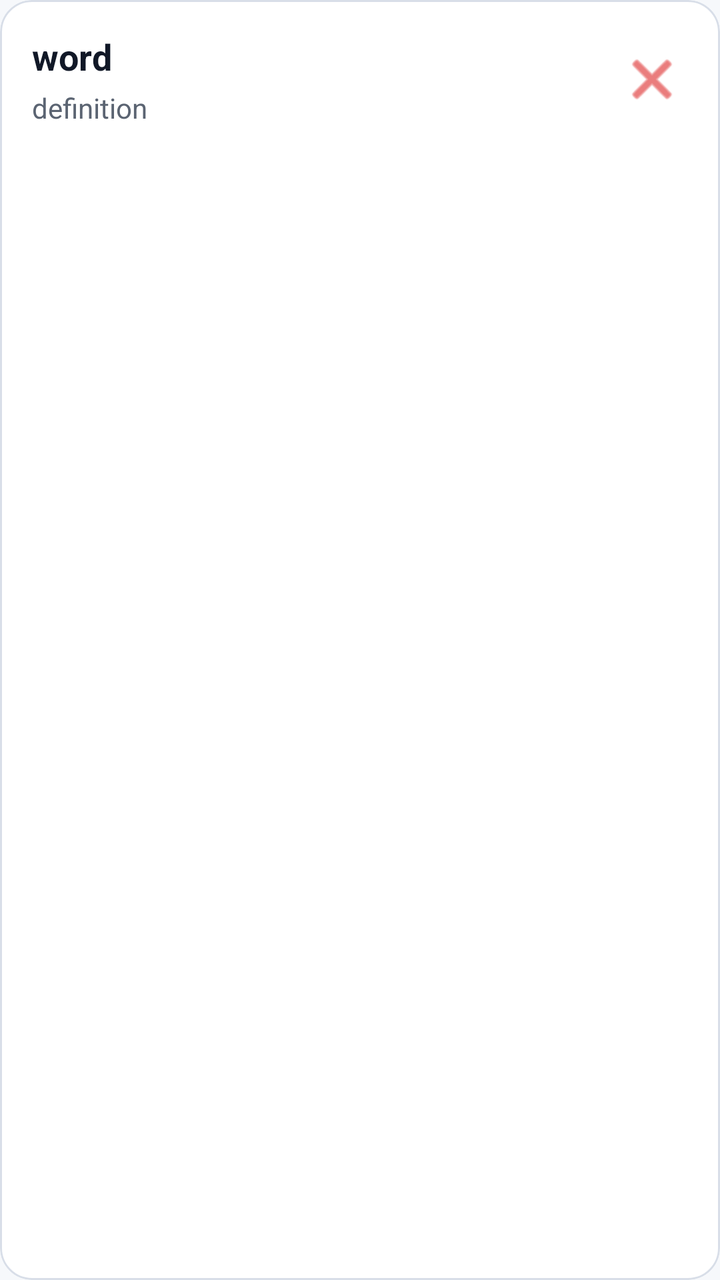
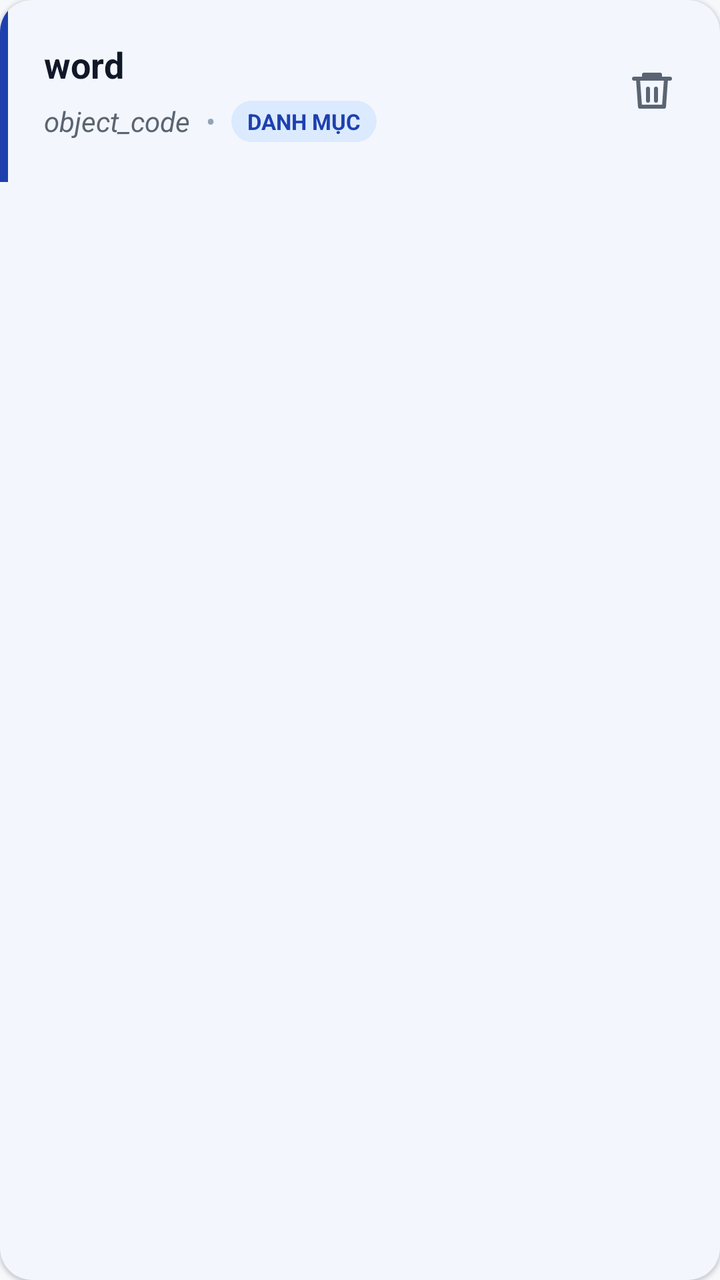

The first picture is an Android layout as it rendered before a commit; the second is the same layout after the commit. The layout source and the unified diff follow.
<!-- AndroidManifest.xml: application theme Theme.ObjectLanguage -->
<!-- res/layout/item_collection_word.xml -->
<?xml version="1.0" encoding="utf-8"?>
<com.google.android.material.card.MaterialCardView
    xmlns:android="http://schemas.android.com/apk/res/android"
    xmlns:app="http://schemas.android.com/apk/res-auto"
    android:layout_width="match_parent"
    android:layout_height="wrap_content"
    android:layout_marginBottom="10dp"
    app:cardBackgroundColor="@color/surface"
    app:cardCornerRadius="16dp"
    app:cardElevation="0dp"
    app:strokeWidth="1dp"
    app:strokeColor="@color/divider">

    <LinearLayout
        android:layout_width="match_parent"
        android:layout_height="wrap_content"
        android:orientation="horizontal"
        android:padding="16dp"
        android:gravity="center_vertical">

        <LinearLayout
            android:layout_width="0dp"
            android:layout_height="wrap_content"
            android:layout_weight="1"
            android:orientation="vertical">

            <LinearLayout
                android:layout_width="wrap_content"
                android:layout_height="wrap_content"
                android:orientation="horizontal"
                android:gravity="center_vertical"
                android:layout_marginBottom="4dp">

                <TextView
                    android:id="@+id/tvWord"
                    android:layout_width="wrap_content"
                    android:layout_height="wrap_content"
                    android:text="word"
                    android:textColor="@color/text_primary"
                    android:textSize="18sp"
                    android:textStyle="bold" />

                <TextView
                    android:id="@+id/tvPos"
                    android:layout_width="wrap_content"
                    android:layout_height="wrap_content"
                    android:layout_marginStart="6dp"
                    android:text="(n)"
                    android:textColor="@color/primary"
                    android:textSize="13sp"
                    android:visibility="gone" />

            </LinearLayout>

            <TextView
                android:id="@+id/tvPhonetic"
                android:layout_width="wrap_content"
                android:layout_height="wrap_content"
                android:text="/phonetic/"
                android:textColor="@color/text_secondary"
                android:textSize="13sp"
                android:layout_marginBottom="4dp"
                android:visibility="gone" />

            <TextView
                android:id="@+id/tvDefinition"
                android:layout_width="wrap_content"
                android:layout_height="wrap_content"
                android:text="definition"
                android:textColor="@color/text_secondary"
                android:textSize="14sp" />

        </LinearLayout>

        <ImageButton
            android:id="@+id/btnRemove"
            android:layout_width="36dp"
            android:layout_height="36dp"
            android:src="@android:drawable/ic_menu_close_clear_cancel"
            android:background="?attr/selectableItemBackgroundBorderless"
            android:contentDescription="Xóa"
            app:tint="@color/error" />

    </LinearLayout>

</com.google.android.material.card.MaterialCardView>
<!-- resources referenced by this layout -->
<resources>
  <color name="divider">#D8DEE8</color>
  <color name="error">#DC2626</color>
  <color name="primary">#2563EB</color>
  <color name="surface">#FFFFFF</color>
  <color name="text_primary">#111827</color>
  <color name="text_secondary">#5B6472</color>
  <color name="primary_dark">#1E40AF</color>
  <color name="text_on_primary">#FFFFFF</color>
  <color name="secondary">#16A34A</color>
  <color name="background">#F6F8FB</color>
  <style name="Widget.App.CardView" parent="Widget.Material3.CardView.Elevated">
          <item name="cardBackgroundColor">@color/surface</item>
          <item name="cardCornerRadius">14dp</item>
          <item name="cardElevation">0dp</item>
          <item name="strokeWidth">0dp</item>
      </style>
  <style name="Widget.App.BottomNav" parent="Widget.Material3.BottomNavigationView">
          <item name="backgroundTint">@color/bottom_nav_bg</item>
          <item name="itemIconTint">@color/bottom_nav_color</item>
          <item name="itemTextColor">@color/bottom_nav_color</item>
          <item name="itemActiveIndicatorStyle">@style/Widget.App.BottomNav.ActiveIndicator</item>
          <item name="labelVisibilityMode">labeled</item>
          <item name="itemRippleColor">@color/primary_light</item>
      </style>
  <color name="bottom_nav_bg">#FFFFFF</color>
  <style name="Widget.App.BottomNav.ActiveIndicator" parent="Widget.Material3.BottomNavigationView.ActiveIndicator">
          <item name="android:color">@color/surface_variant</item>
          <item name="shapeAppearance">@style/ShapeAppearance.App.SmallComponent</item>
      </style>
  <color name="primary_light">#DBEAFE</color>
  <color name="surface_variant">#EAF0F7</color>
  <style name="ShapeAppearance.App.SmallComponent" parent="ShapeAppearance.Material3.SmallComponent">
          <item name="cornerSize">14dp</item>
      </style>
  <!-- unchanged entries left out for length: 1 -->
</resources>

<!-- the commit's change to res/layout/item_collection_word.xml (unified diff, before → after) -->
@@ -1,85 +1,98 @@
 <?xml version="1.0" encoding="utf-8"?>
-<com.google.android.material.card.MaterialCardView
-    xmlns:android="http://schemas.android.com/apk/res/android"
+<com.google.android.material.card.MaterialCardView xmlns:android="http://schemas.android.com/apk/res/android"
     xmlns:app="http://schemas.android.com/apk/res-auto"
     android:layout_width="match_parent"
     android:layout_height="wrap_content"
     android:layout_marginBottom="10dp"
     app:cardBackgroundColor="@color/surface"
     app:cardCornerRadius="16dp"
-    app:cardElevation="0dp"
-    app:strokeWidth="1dp"
-    app:strokeColor="@color/divider">
+    app:cardElevation="1dp"
+    app:strokeWidth="0dp">
 
     <LinearLayout
         android:layout_width="match_parent"
         android:layout_height="wrap_content"
-        android:orientation="horizontal"
-        android:padding="16dp"
-        android:gravity="center_vertical">
+        android:gravity="center_vertical"
+        android:orientation="horizontal">
+
+        <View
+            android:layout_width="4dp"
+            android:layout_height="match_parent"
+            android:background="@color/primary_dark" />
 
         <LinearLayout
             android:layout_width="0dp"
             android:layout_height="wrap_content"
             android:layout_weight="1"
-            android:orientation="vertical">
+            android:orientation="vertical"
+            android:paddingStart="18dp"
+            android:paddingTop="20dp"
+            android:paddingEnd="8dp"
+            android:paddingBottom="20dp">
+
+            <TextView
+                android:id="@+id/tvWord"
+                android:layout_width="match_parent"
+                android:layout_height="wrap_content"
+                android:ellipsize="end"
+                android:maxLines="1"
+                android:text="word"
+                android:textColor="@color/text_primary"
+                android:textSize="18sp"
+                android:textStyle="bold" />
 
             <LinearLayout
-                android:layout_width="wrap_content"
+                android:layout_width="match_parent"
                 android:layout_height="wrap_content"
-                android:orientation="horizontal"
+                android:layout_marginTop="6dp"
                 android:gravity="center_vertical"
-                android:layout_marginBottom="4dp">
+                android:orientation="horizontal">
 
                 <TextView
-                    android:id="@+id/tvWord"
+                    android:id="@+id/tvDefinition"
                     android:layout_width="wrap_content"
                     android:layout_height="wrap_content"
-                    android:text="word"
-                    android:textColor="@color/text_primary"
-                    android:textSize="18sp"
+                    android:ellipsize="end"
+                    android:maxLines="1"
+                    android:text="object_code"
+                    android:textColor="@color/text_secondary"
+                    android:textSize="14sp"
+                    android:textStyle="italic" />
+
+                <TextView
+                    android:layout_width="wrap_content"
+                    android:layout_height="wrap_content"
+                    android:layout_marginStart="8dp"
+                    android:layout_marginEnd="8dp"
+                    android:text="•"
+                    android:textColor="@color/text_muted"
+                    android:textSize="14sp" />
+
+                <TextView
+                    android:id="@+id/tvCategory"
+                    android:layout_width="wrap_content"
+                    android:layout_height="wrap_content"
+                    android:background="@drawable/bg_collection_category_pill"
+                    android:ellipsize="end"
+                    android:maxLines="1"
+                    android:text="DANH MỤC"
+                    android:textColor="@color/primary_dark"
+                    android:textSize="11sp"
                     android:textStyle="bold" />
 
-                <TextView
-                    android:id="@+id/tvPos"
-                    android:layout_width="wrap_content"
-                    android:layout_height="wrap_content"
-                    android:layout_marginStart="6dp"
-                    android:text="(n)"
-                    android:textColor="@color/primary"
-                    android:textSize="13sp"
-                    android:visibility="gone" />
-
             </LinearLayout>
-
-            <TextView
-                android:id="@+id/tvPhonetic"
-                android:layout_width="wrap_content"
-                android:layout_height="wrap_content"
-                android:text="/phonetic/"
-                android:textColor="@color/text_secondary"
-                android:textSize="13sp"
-                android:layout_marginBottom="4dp"
-                android:visibility="gone" />
-
-            <TextView
-                android:id="@+id/tvDefinition"
-                android:layout_width="wrap_content"
-                android:layout_height="wrap_content"
-                android:text="definition"
-                android:textColor="@color/text_secondary"
-                android:textSize="14sp" />
 
         </LinearLayout>
 
         <ImageButton
             android:id="@+id/btnRemove"
-            android:layout_width="36dp"
-            android:layout_height="36dp"
-            android:src="@android:drawable/ic_menu_close_clear_cancel"
+            android:layout_width="48dp"
+            android:layout_height="48dp"
+            android:layout_marginEnd="10dp"
             android:background="?attr/selectableItemBackgroundBorderless"
-            android:contentDescription="Xóa"
-            app:tint="@color/error" />
+            android:contentDescription="@string/btn_delete"
+            android:src="@drawable/ic_delete"
+            app:tint="@color/text_secondary" />
 
     </LinearLayout>
 
<!-- resource entries referenced after the edit -->
@@ -1,11 +1,57 @@
 <!-- resources referenced by this layout -->
 <resources>
-  <color name="divider">#D8DEE8</color>
-  <color name="error">#DC2626</color>
   <color name="primary">#2563EB</color>
   <color name="surface">#FFFFFF</color>
+  <color name="text_muted">#94A3B8</color>
   <color name="text_primary">#111827</color>
   <color name="text_secondary">#5B6472</color>
+  <!-- drawable bg_collection_category_pill (drawable) -->
+  <?xml version="1.0" encoding="utf-8"?>
+  <shape xmlns:android="http://schemas.android.com/apk/res/android"
+      android:shape="rectangle">
+      <solid android:color="@color/primary_light" />
+      <corners android:radius="999dp" />
+      <padding
+          android:left="8dp"
+          android:top="3dp"
+          android:right="8dp"
+          android:bottom="3dp" />
+  </shape>
+  <!-- drawable ic_delete (drawable) -->
+  <?xml version="1.0" encoding="utf-8"?>
+  <vector xmlns:android="http://schemas.android.com/apk/res/android"
+      android:width="24dp"
+      android:height="24dp"
+      android:viewportWidth="24"
+      android:viewportHeight="24">
+      <path
+          android:fillColor="@android:color/transparent"
+          android:pathData="M3,6h18"
+          android:strokeColor="#000000"
+          android:strokeWidth="2"
+          android:strokeLineCap="round" />
+      <path
+          android:fillColor="@android:color/transparent"
+          android:pathData="M8,6V4h8v2"
+          android:strokeColor="#000000"
+          android:strokeWidth="2"
+          android:strokeLineCap="round"
+          android:strokeLineJoin="round" />
+      <path
+          android:fillColor="@android:color/transparent"
+          android:pathData="M19,6l-1,14H6L5,6"
+          android:strokeColor="#000000"
+          android:strokeWidth="2"
+          android:strokeLineCap="round"
+          android:strokeLineJoin="round" />
+      <path
+          android:fillColor="@android:color/transparent"
+          android:pathData="M10,11v6M14,11v6"
+          android:strokeColor="#000000"
+          android:strokeWidth="2"
+          android:strokeLineCap="round" />
+  </vector>
+  <string name="btn_delete">Xóa</string>
   <color name="primary_dark">#1E40AF</color>
   <color name="text_on_primary">#FFFFFF</color>
   <color name="secondary">#16A34A</color>
